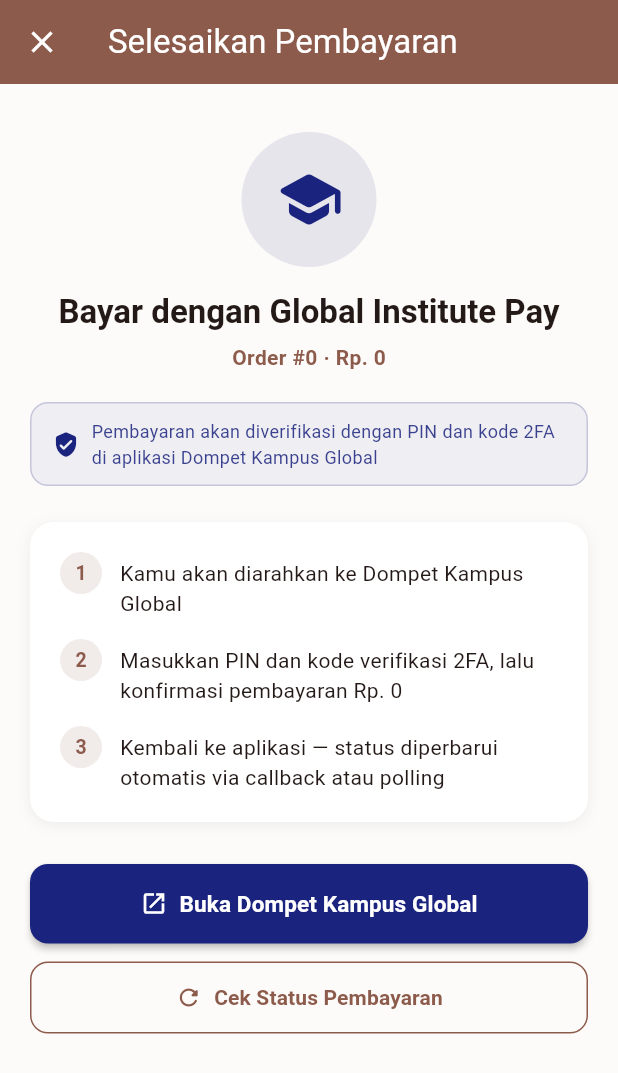
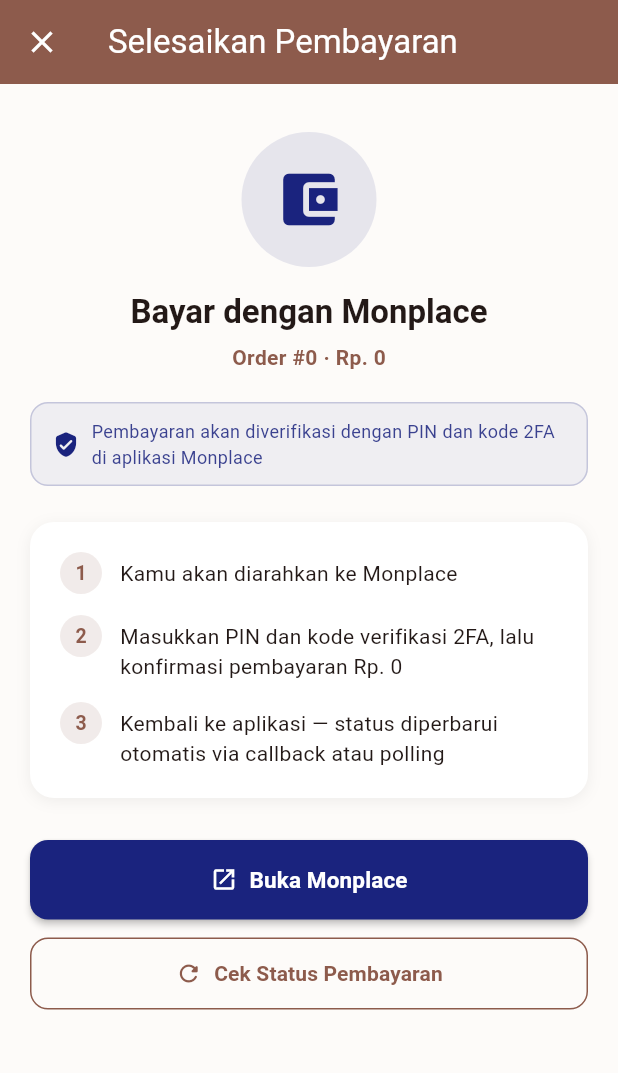
Before and after one commit to Mansyahariii/pasar-malam, a Flutter app: the PaymentPendingPage screen opened directly with empty values, on a phone screen of 412 x 824 dp. Shown: the top 1073 px of the screen. Run offline on Flutter 3.47's test engine with Material 3 defaults, Android fonts, the light colour scheme and no system bars; our stand-ins replace app_links, dio, email_validator, equatable, firebase_auth, firebase_core and 4 more; missing offline and left inert: flutter_biometric_kit; accounts and stored records are empty.

Commit message:
feat(payment): implementasi global callback listener dan clean up pending page
Mengubah MyApp menjadi StatefulWidget untuk mendengarkan stream callback pembayaran Monplace secara global melalui navigatorKey. Menghapus listener lokal pada PaymentPendingPage untuk mencegah navigasi ganda dan konflik pemanggilan halaman.

```diff
--- a/lib/features/order/presentation/pages/payment_pending_page.dart
+++ b/lib/features/order/presentation/pages/payment_pending_page.dart
@@ -23,7 +23,6 @@
 class _PaymentPendingPageState extends State<PaymentPendingPage>
     with WidgetsBindingObserver {
   bool _payLaunched = false;
-  StreamSubscription<PaymentCallbackData>? _callbackSub;
   late OrderProvider _orderProvider;
 
   @override
@@ -40,7 +39,7 @@
     WidgetsBinding.instance.addObserver(this);
 
     if (widget.order.paymentMethod == 'global_institute_pay') {
-      _log(' Akan auto-launch Dompet Kampus Global setelah frame pertama');
+      _log(' Akan auto-launch Monplace setelah frame pertama');
       WidgetsBinding.instance.addPostFrameCallback(
         (_) => _launchGlobalInstitutePay(),
       );
@@ -54,52 +53,12 @@
     _log('⏱ Memulai polling backend (orderId=${widget.order.id})');
     _orderProvider.startPaymentPolling(widget.order.id);
 
-    // Periksa callback yang masuk saat cold start
-    final pending = GlobalInstitutePayService().consumePendingCallback();
-    if (pending != null) {
-      _log(' Cold-start callback ditemukan: $pending');
-      if (pending.isSuccess) {
-        _log(' Cold-start callback sukses → navigasi ke OrderSuccess');
-        WidgetsBinding.instance.addPostFrameCallback(
-          (_) => _onPaymentSuccess(),
-        );
-      } else {
-        _log(' Cold-start callback gagal (status=${pending.status})');
-      }
-    } else {
-      _log('ℹ Tidak ada pending cold-start callback');
-    }
-
-    // Subscribe stream callback (app berjalan di background/foreground)
-    _log(' Subscribe GlobalInstitutePayService.onCallback stream...');
-    _callbackSub = GlobalInstitutePayService().onCallback.listen((data) {
-      _log(' Callback diterima dari stream: $data');
-      if (!mounted || !context.mounted) {
-        _log('Widget sudah di-dispose atau tidak mounted, callback diabaikan');
-        return;
-      }
-      if (data.isSuccess) {
-        _log(' Status sukses → navigasi ke OrderSuccess');
-        _onPaymentSuccess();
-      } else {
-        _log(' Status gagal (status=${data.status}) → tampil snackbar');
-        ScaffoldMessenger.of(context).showSnackBar(
-          SnackBar(
-            content: Text(
-              'Pembayaran gagal atau dibatalkan (status: ${data.status})',
-            ),
-            backgroundColor: Colors.red,
-          ),
-        );
-      }
-    });
     _log('initState selesai.');
   }
 
   @override
   void dispose() {
     _log('dispose | orderId=${widget.order.id}');
-    _callbackSub?.cancel();
     WidgetsBinding.instance.removeObserver(this);
     _orderProvider.stopPaymentPolling();
     super.dispose();
@@ -144,7 +103,7 @@
       _log('canLaunchUrl=false — tetap mencoba launchUrl langsung...');
       _log('Kemungkinan penyebab false-negatif:');
       _log('1. APK belum di-rebuild setelah perubahan AndroidManifest.xml');
-      _log('2. Aplikasi Dompet Kampus Global belum terinstal di perangkat ini');
+      _log('2. Aplikasi Monplace belum terinstal di perangkat ini');
     }
 
     _log(' Memanggil launchUrl (mode=externalApplication)...');
@@ -155,7 +114,7 @@
       );
       _log('launchUrl → $launched');
       if (launched) {
-        _log(' Dompet Kampus Global berhasil dibuka');
+        _log(' Monplace berhasil dibuka');
         setState(() => _payLaunched = true);
       } else {
         _log('launchUrl=false — aplikasi ada tapi tidak merespons');
@@ -164,7 +123,7 @@
       }
     } catch (e) {
       _log(' Exception launchUrl: $e');
-      _log('→ Aplikasi Dompet Kampus Global kemungkinan tidak terinstal');
+      _log('→ Aplikasi Monplace kemungkinan tidak terinstal');
       if (!mounted) return;
       _showAppNotFoundDialog();
     }
@@ -209,12 +168,12 @@
           crossAxisAlignment: CrossAxisAlignment.start,
           children: [
             Text(
-              'Aplikasi Dompet Kampus Global tidak terinstal di perangkat ini.',
+              'Aplikasi Monplace tidak terinstal di perangkat ini.',
             ),
             SizedBox(height: 12),
             Text(
               'Pesanan Anda tetap tersimpan. Lakukan pembayaran melalui aplikasi '
-              'Dompet Kampus Global, lalu kembali untuk mengecek status.',
+              'Monplace, lalu kembali untuk mengecek status.',
               style: TextStyle(fontSize: 13, color: Colors.grey),
             ),
           ],
@@ -576,7 +535,7 @@
 }
 
 // ──────────────────────────────────────────────────────────────
-// Global Institute Pay Body
+// Monplace Body
 // ──────────────────────────────────────────────────────────────
 
 class _GlobalInstitutePayBody extends StatelessWidget {
@@ -619,14 +578,14 @@
               shape: BoxShape.circle,
             ),
             child: const Icon(
-              Icons.school_rounded,
+              Icons.account_balance_wallet,
               size: 46,
               color: _brandColor,
             ),
           ),
           const SizedBox(height: 16),
           Text(
-            'Bayar dengan Global Institute Pay',
+            'Bayar dengan Monplace',
             textAlign: TextAlign.center,
             style: Theme.of(context).textTheme.titleLarge?.copyWith(
               fontWeight: FontWeight.bold,
@@ -664,7 +623,7 @@
                 const SizedBox(width: 8),
                 Expanded(
                   child: Text(
-                    'Pembayaran akan diverifikasi dengan PIN dan kode 2FA di aplikasi Dompet Kampus Global',
+                    'Pembayaran akan diverifikasi dengan PIN dan kode 2FA di aplikasi Monplace',
                     style: TextStyle(
                       fontSize: 12,
                       color: _brandColor.withValues(alpha: 0.85),
@@ -698,8 +657,8 @@
                 _StepItem(
                   number: '1',
                   text: payLaunched
-                      ? 'Aplikasi Dompet Kampus Global sudah dibuka'
-                      : 'Kamu akan diarahkan ke Dompet Kampus Global',
+                      ? 'Aplikasi Monplace sudah dibuka'
+                      : 'Kamu akan diarahkan ke Monplace',
                   done: payLaunched,
                 ),
                 const SizedBox(height: 14),
@@ -722,7 +681,7 @@
 
           const SizedBox(height: 28),
 
-          // ── Tombol buka Dompet Kampus Global ─────────────────
+          // ── Tombol buka Monplace ─────────────────
           SizedBox(
             width: double.infinity,
             child: ElevatedButton.icon(
@@ -737,8 +696,8 @@
               icon: const Icon(Icons.open_in_new),
               label: Text(
                 payLaunched
-                    ? 'Buka Kembali Dompet Kampus Global'
-                    : 'Buka Dompet Kampus Global',
+                    ? 'Buka Kembali Monplace'
+                    : 'Buka Monplace',
                 style: const TextStyle(
                   fontSize: 15,
                   fontWeight: FontWeight.bold,
@@ -757,7 +716,7 @@
 
           if (payStatus == PaymentCheckStatus.idle && payLaunched)
             Text(
-              'Menunggu konfirmasi pembayaran dari Dompet Kampus Global...',
+              'Menunggu konfirmasi pembayaran dari Monplace...',
               textAlign: TextAlign.center,
               style: TextStyle(
                 fontSize: 13,
```
Also changed, not shown: lib/main.dart (+56 -3 lines).
